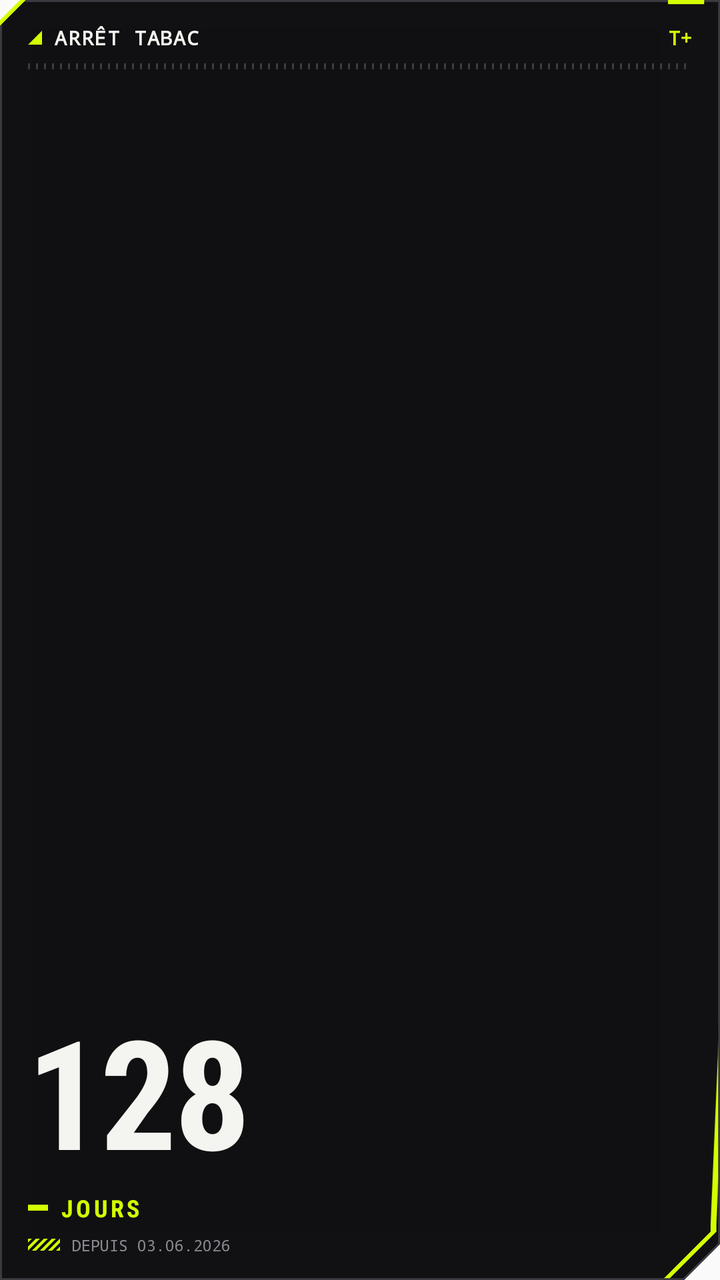
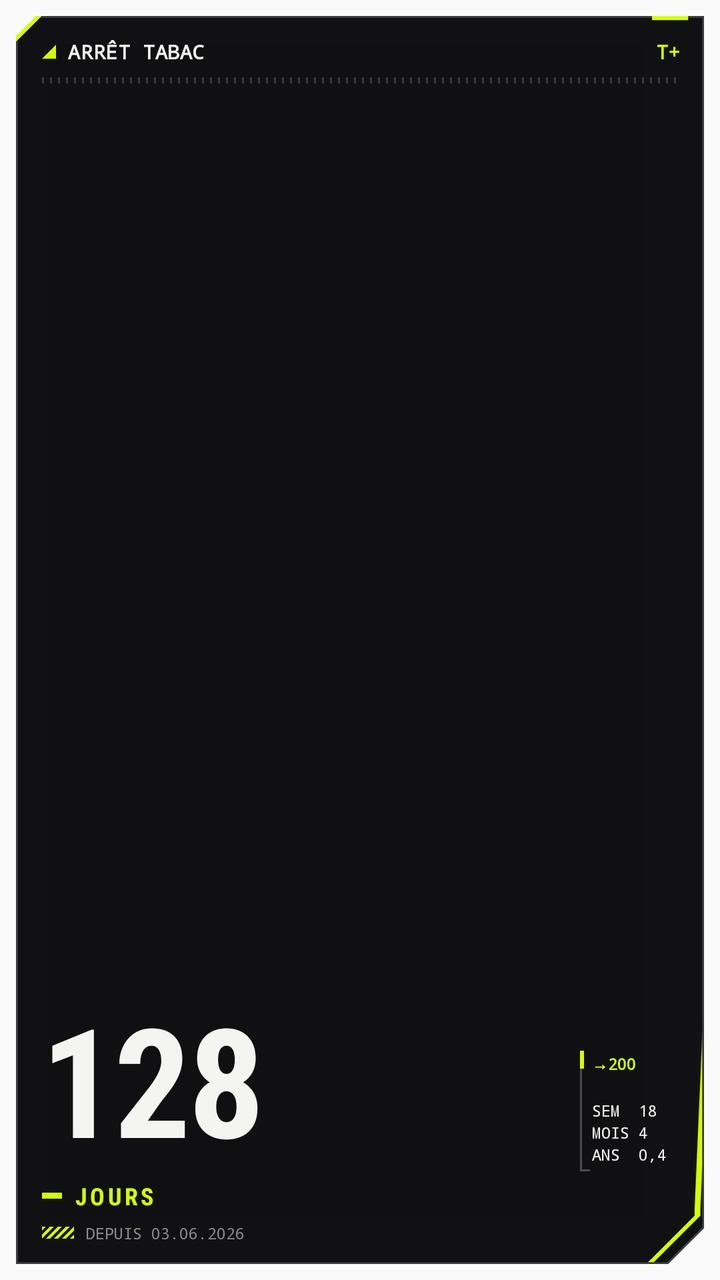

Screens rendered from an Android XML layout before and after an edit, with the pre-edit source and the edit as a unified diff.
<!-- AndroidManifest.xml: application theme AppTheme -->
<!-- res/layout/widget_vectorheart.xml -->
<?xml version="1.0" encoding="utf-8"?>
<FrameLayout xmlns:android="http://schemas.android.com/apk/res/android"
    android:id="@+id/widget_root"
    android:layout_width="match_parent"
    android:layout_height="match_parent"
    android:background="@drawable/vh_bg">

    <LinearLayout
        android:layout_width="match_parent"
        android:layout_height="match_parent"
        android:orientation="vertical"
        android:paddingStart="14dp"
        android:paddingTop="12dp"
        android:paddingEnd="14dp"
        android:paddingBottom="12dp">

        
        <LinearLayout
            android:layout_width="match_parent"
            android:layout_height="wrap_content"
            android:gravity="center_vertical"
            android:orientation="horizontal">

            <ImageView
                android:layout_width="7dp"
                android:layout_height="7dp"
                android:layout_marginEnd="6dp"
                android:importantForAccessibility="no"
                android:src="@drawable/vh_triangle" />

            <TextView
                android:id="@+id/vh_label"
                android:layout_width="0dp"
                android:layout_height="wrap_content"
                android:layout_weight="1"
                android:ellipsize="end"
                android:fontFamily="monospace"
                android:letterSpacing="0.06"
                android:maxLines="1"
                android:text="ARRÊT TABAC"
                android:textColor="@color/vh_text"
                android:textSize="10sp"
                android:textStyle="bold" />

            <TextView
                android:id="@+id/vh_sign"
                android:layout_width="wrap_content"
                android:layout_height="wrap_content"
                android:layout_marginStart="6dp"
                android:fontFamily="monospace"
                android:maxLines="1"
                android:text="T+"
                android:textColor="@color/vh_accent"
                android:textSize="10sp"
                android:textStyle="bold" />
        </LinearLayout>

        
        <FrameLayout
            android:layout_width="match_parent"
            android:layout_height="3dp"
            android:layout_marginTop="6dp"
            android:background="@drawable/vh_ruler" />

        
        <TextView
            android:id="@+id/days_number"
            android:layout_width="match_parent"
            android:layout_height="0dp"
            android:layout_weight="1"
            android:autoSizeMaxTextSize="76sp"
            android:autoSizeMinTextSize="22sp"
            android:autoSizeStepGranularity="2sp"
            android:autoSizeTextType="uniform"
            android:fontFamily="sans-serif-condensed"
            android:gravity="bottom|start"
            android:includeFontPadding="false"
            android:letterSpacing="-0.02"
            android:maxLines="1"
            android:text="128"
            android:textColor="@color/vh_text"
            android:textStyle="bold" />

        
        <LinearLayout
            android:layout_width="match_parent"
            android:layout_height="wrap_content"
            android:layout_marginTop="2dp"
            android:gravity="center_vertical"
            android:orientation="horizontal">

            <FrameLayout
                android:layout_width="10dp"
                android:layout_height="3dp"
                android:layout_marginEnd="6dp"
                android:background="@color/vh_accent" />

            <TextView
                android:id="@+id/days_unit"
                android:layout_width="wrap_content"
                android:layout_height="wrap_content"
                android:fontFamily="sans-serif-condensed"
                android:letterSpacing="0.12"
                android:maxLines="1"
                android:text="JOURS"
                android:textColor="@color/vh_accent"
                android:textSize="12sp"
                android:textStyle="bold" />
        </LinearLayout>

        
        <LinearLayout
            android:layout_width="match_parent"
            android:layout_height="wrap_content"
            android:layout_marginTop="5dp"
            android:gravity="center_vertical"
            android:orientation="horizontal">

            <FrameLayout
                android:layout_width="16dp"
                android:layout_height="6dp"
                android:layout_marginEnd="6dp"
                android:background="@drawable/vh_stripes" />

            <TextView
                android:id="@+id/days_since"
                android:layout_width="0dp"
                android:layout_height="wrap_content"
                android:layout_marginEnd="14dp"
                android:layout_weight="1"
                android:ellipsize="end"
                android:fontFamily="monospace"
                android:maxLines="1"
                android:text="DEPUIS 03.06.2026"
                android:textColor="@color/vh_text_dim"
                android:textSize="8sp" />
        </LinearLayout>
    </LinearLayout>
</FrameLayout>
<!-- resources referenced by this layout -->
<resources>
  <color name="vh_accent">#D4FF00</color>
  <color name="vh_text">#F4F4F0</color>
  <color name="vh_text_dim">#8A8A92</color>
  <!-- drawable vh_bg: png bitmap (drawable-xxhdpi, 2324 bytes) -->
  <!-- drawable vh_ruler (drawable) -->
  <?xml version="1.0" encoding="utf-8"?>
  <bitmap xmlns:android="http://schemas.android.com/apk/res/android"
      android:src="@drawable/vh_ruler_tile"
      android:tileMode="repeat" />
  <!-- drawable vh_stripes (drawable) -->
  <?xml version="1.0" encoding="utf-8"?>
  <bitmap xmlns:android="http://schemas.android.com/apk/res/android"
      android:src="@drawable/vh_stripe_tile"
      android:tileMode="repeat" />
  <!-- drawable vh_triangle (drawable) -->
  <?xml version="1.0" encoding="utf-8"?>
  <vector xmlns:android="http://schemas.android.com/apk/res/android"
      android:width="8dp"
      android:height="8dp"
      android:viewportWidth="8"
      android:viewportHeight="8">
      <path
          android:fillColor="@color/vh_accent"
          android:pathData="M8,0 L8,8 L0,8 Z" />
  </vector>
  <style name="AppTheme" parent="android:Theme.Material.Light.NoActionBar">
          <item name="android:colorAccent">@color/brand</item>
          <item name="android:colorPrimary">@color/ic_launcher_bg</item>
          <item name="android:statusBarColor">@android:color/transparent</item>
          <item name="android:windowLightStatusBar">true</item>
      </style>
  <!-- drawable vh_ruler_tile: png bitmap (drawable-xxhdpi, 84 bytes) -->
  <!-- drawable vh_stripe_tile: png bitmap (drawable-xxhdpi, 139 bytes) -->
  <color name="brand">#FFB74D</color>
  <color name="ic_launcher_bg">#1E1E24</color>
</resources>

<!-- the commit's change to res/layout/widget_vectorheart.xml (unified diff, before → after) -->
@@ -3,16 +3,17 @@
     android:id="@+id/widget_root"
     android:layout_width="match_parent"
     android:layout_height="match_parent"
-    android:background="@drawable/vh_bg">
+    android:padding="@dimen/vh_safe_inset">
 
     <LinearLayout
         android:layout_width="match_parent"
         android:layout_height="match_parent"
+        android:background="@drawable/vh_bg"
         android:orientation="vertical"
-        android:paddingStart="14dp"
-        android:paddingTop="12dp"
-        android:paddingEnd="14dp"
-        android:paddingBottom="12dp">
+        android:paddingStart="13dp"
+        android:paddingTop="11dp"
+        android:paddingEnd="12dp"
+        android:paddingBottom="10dp">
 
         
         <LinearLayout
@@ -35,7 +36,7 @@
                 android:layout_weight="1"
                 android:ellipsize="end"
                 android:fontFamily="monospace"
-                android:letterSpacing="0.06"
+                android:letterSpacing="0.02"
                 android:maxLines="1"
                 android:text="ARRÊT TABAC"
                 android:textColor="@color/vh_text"
@@ -57,29 +58,101 @@
 
         
         <FrameLayout
+            android:id="@+id/vh_ruler"
             android:layout_width="match_parent"
             android:layout_height="3dp"
             android:layout_marginTop="6dp"
             android:background="@drawable/vh_ruler" />
 
         
-        <TextView
-            android:id="@+id/days_number"
+        <LinearLayout
             android:layout_width="match_parent"
             android:layout_height="0dp"
             android:layout_weight="1"
-            android:autoSizeMaxTextSize="76sp"
-            android:autoSizeMinTextSize="22sp"
-            android:autoSizeStepGranularity="2sp"
-            android:autoSizeTextType="uniform"
-            android:fontFamily="sans-serif-condensed"
-            android:gravity="bottom|start"
-            android:includeFontPadding="false"
-            android:letterSpacing="-0.02"
-            android:maxLines="1"
-            android:text="128"
-            android:textColor="@color/vh_text"
-            android:textStyle="bold" />
+            android:orientation="horizontal">
+
+            <TextView
+                android:id="@+id/days_number"
+                android:layout_width="0dp"
+                android:layout_height="match_parent"
+                android:layout_weight="1"
+                android:autoSizeMaxTextSize="76sp"
+                android:autoSizeMinTextSize="20sp"
+                android:autoSizeStepGranularity="2sp"
+                android:autoSizeTextType="uniform"
+                android:fontFamily="sans-serif-condensed"
+                android:gravity="bottom|start"
+                android:includeFontPadding="false"
+                android:letterSpacing="-0.02"
+                android:maxLines="1"
+                android:text="128"
+                android:textColor="@color/vh_text"
+                android:textStyle="bold" />
+
+            <LinearLayout
+                android:id="@+id/vh_panel"
+                android:layout_width="wrap_content"
+                android:layout_height="wrap_content"
+                android:layout_gravity="bottom"
+                android:layout_marginStart="6dp"
+                android:layout_marginBottom="2dp"
+                android:background="@drawable/vh_panel_bracket"
+                android:orientation="vertical"
+                android:paddingStart="6dp"
+                android:paddingTop="1dp"
+                android:paddingBottom="3dp">
+
+                <TextView
+                    android:id="@+id/vh_next"
+                    android:layout_width="wrap_content"
+                    android:layout_height="wrap_content"
+                    android:fontFamily="monospace"
+                    android:maxLines="1"
+                    android:text="→200"
+                    android:textColor="@color/vh_accent"
+                    android:textSize="8sp"
+                    android:textStyle="bold" />
+
+                <ImageView
+                    android:id="@+id/vh_gauge"
+                    android:layout_width="@dimen/vh_gauge_width"
+                    android:layout_height="@dimen/vh_gauge_height"
+                    android:layout_marginTop="2dp"
+                    android:layout_marginBottom="4dp"
+                    android:importantForAccessibility="no"
+                    android:scaleType="fitXY" />
+
+                <TextView
+                    android:id="@+id/vh_weeks"
+                    android:layout_width="wrap_content"
+                    android:layout_height="wrap_content"
+                    android:fontFamily="monospace"
+                    android:maxLines="1"
+                    android:text="SEM  18"
+                    android:textColor="@color/vh_text"
+                    android:textSize="8sp" />
+
+                <TextView
+                    android:id="@+id/vh_months"
+                    android:layout_width="wrap_content"
+                    android:layout_height="wrap_content"
+                    android:fontFamily="monospace"
+                    android:maxLines="1"
+                    android:text="MOIS 4"
+                    android:textColor="@color/vh_text"
+                    android:textSize="8sp" />
+
+                <TextView
+                    android:id="@+id/vh_years"
+                    android:layout_width="wrap_content"
+                    android:layout_height="wrap_content"
+                    android:fontFamily="monospace"
+                    android:maxLines="1"
+                    android:text="ANS  0,4"
+                    android:textColor="@color/vh_text"
+                    android:textSize="8sp" />
+            </LinearLayout>
+        </LinearLayout>
 
         
         <LinearLayout
@@ -110,6 +183,7 @@
 
         
         <LinearLayout
+            android:id="@+id/vh_footer"
             android:layout_width="match_parent"
             android:layout_height="wrap_content"
             android:layout_marginTop="5dp"
@@ -126,7 +200,7 @@
                 android:id="@+id/days_since"
                 android:layout_width="0dp"
                 android:layout_height="wrap_content"
-                android:layout_marginEnd="14dp"
+                android:layout_marginEnd="8dp"
                 android:layout_weight="1"
                 android:ellipsize="end"
                 android:fontFamily="monospace"
<!-- resource entries referenced after the edit -->
@@ -3,7 +3,31 @@
   <color name="vh_accent">#D4FF00</color>
   <color name="vh_text">#F4F4F0</color>
   <color name="vh_text_dim">#8A8A92</color>
+  <dimen name="vh_gauge_height">6dp</dimen>
+  <dimen name="vh_gauge_width">44dp</dimen>
+  <dimen name="vh_safe_inset">8dp</dimen>
   <!-- drawable vh_bg: png bitmap (drawable-xxhdpi, 2324 bytes) -->
+  <!-- drawable vh_panel_bracket (drawable) -->
+  <?xml version="1.0" encoding="utf-8"?>
+  <layer-list xmlns:android="http://schemas.android.com/apk/res/android">
+      <item
+          android:width="1dp"
+          android:gravity="start|fill_vertical">
+          <color android:color="@color/vh_line" />
+      </item>
+      <item
+          android:width="2dp"
+          android:height="9dp"
+          android:gravity="start|top">
+          <color android:color="@color/vh_accent" />
+      </item>
+      <item
+          android:width="5dp"
+          android:height="1dp"
+          android:gravity="start|bottom">
+          <color android:color="@color/vh_line" />
+      </item>
+  </layer-list>
   <!-- drawable vh_ruler (drawable) -->
   <?xml version="1.0" encoding="utf-8"?>
   <bitmap xmlns:android="http://schemas.android.com/apk/res/android"
@@ -31,6 +55,7 @@
           <item name="android:statusBarColor">@android:color/transparent</item>
           <item name="android:windowLightStatusBar">true</item>
       </style>
+  <color name="vh_line">#4A4A52</color>
   <!-- drawable vh_ruler_tile: png bitmap (drawable-xxhdpi, 84 bytes) -->
   <!-- drawable vh_stripe_tile: png bitmap (drawable-xxhdpi, 139 bytes) -->
   <color name="brand">#FFB74D</color>
